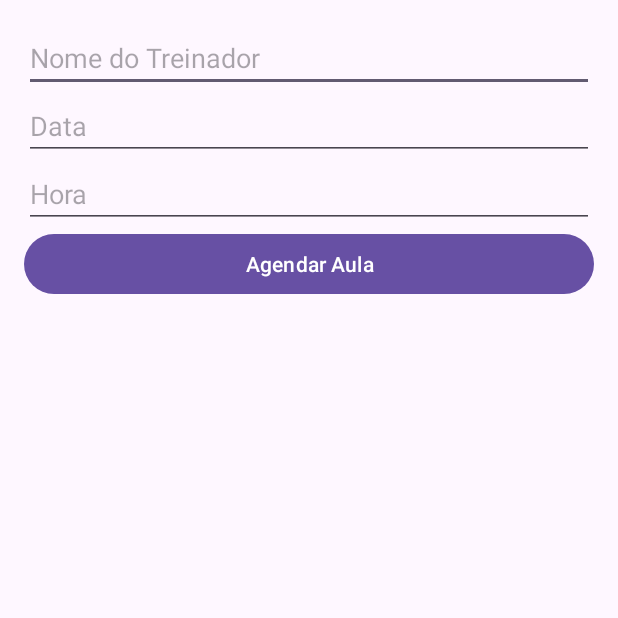
After one commit to RomaoFilipe/appDAMA, an Android app: the fragment ScheduleLessonFragment shown on its own in the app's theme, on a phone screen of 412 x 824 dp, the top half of it. The commit adds this screen. Run offline under Robolectric (Android 15) with nearby library versions, the phone set to English and light mode, and no system bars; our stand-ins replace Firebase (no records; nobody signed in at launch, a user with empty details on screens opened directly).

```diff
--- a/app/build.gradle.kts
+++ b/app/build.gradle.kts
@@ -65,6 +65,7 @@ dependencies {
 
     // Room dependencies
     implementation(libs.androidx.room.runtime)
+    implementation(libs.firebase.firestore.ktx)
     kapt(libs.androidx.room.compiler)
 
     testImplementation(libs.junit)
--- /dev/null
+++ b/app/src/main/java/pt/ipt/dama2024/absan/ScheduleLessonFragment.kt
@@ -0,0 +1,56 @@
+package pt.ipt.dama2024.absan
+
+import android.os.Bundle
+import android.view.LayoutInflater
+import android.view.View
+import android.view.ViewGroup
+import android.widget.Button
+import android.widget.EditText
+import android.widget.Toast
+import androidx.fragment.app.Fragment
+import com.google.firebase.firestore.FirebaseFirestore
+
+class ScheduleLessonFragment : Fragment() {
+    private lateinit var firestore: FirebaseFirestore
+
+    override fun onCreateView(
+        inflater: LayoutInflater, container: ViewGroup?,
+        savedInstanceState: Bundle?
+    ): View? {
+        val view = inflater.inflate(R.layout.fragment_schedule_lesson, container, false)
+
+        val editTextTrainerName = view.findViewById<EditText>(R.id.editTextTrainerName)
+        val editTextDate = view.findViewById<EditText>(R.id.editTextDate)
+        val editTextTime = view.findViewById<EditText>(R.id.editTextTime)
+        val buttonSchedule = view.findViewById<Button>(R.id.buttonSchedule)
+
+        firestore = FirebaseFirestore.getInstance()
+
+        buttonSchedule.setOnClickListener {
+            val trainerName = editTextTrainerName.text.toString()
+            val date = editTextDate.text.toString()
+            val time = editTextTime.text.toString()
+
+            if (trainerName.isNotEmpty() && date.isNotEmpty() && time.isNotEmpty()) {
+                val lesson = hashMapOf(
+                    "trainerName" to trainerName,
+                    "date" to date,
+                    "time" to time
+                )
+
+                firestore.collection("lessons")
+                    .add(lesson)
+                    .addOnSuccessListener {
+                        Toast.makeText(context, "Aula agendada com sucesso", Toast.LENGTH_SHORT).show()
+                    }
+                    .addOnFailureListener { e ->
+                        Toast.makeText(context, "Erro ao agendar aula: ${e.message}", Toast.LENGTH_SHORT).show()
+                    }
+            } else {
+                Toast.makeText(context, "Por favor, preencha todos os campos", Toast.LENGTH_SHORT).show()
+            }
+        }
+
+        return view
+    }
+}
--- /dev/null
+++ b/app/src/main/res/layout/fragment_schedule_lesson.xml
@@ -0,0 +1,33 @@
+<?xml version="1.0" encoding="utf-8"?>
+<LinearLayout xmlns:android="http://schemas.android.com/apk/res/android"
+    android:layout_width="match_parent"
+    android:layout_height="match_parent"
+    android:orientation="vertical"
+    android:padding="16dp">
+
+    <EditText
+        android:id="@+id/editTextTrainerName"
+        android:layout_width="match_parent"
+        android:layout_height="wrap_content"
+        android:hint="Nome do Treinador" />
+
+    <EditText
+        android:id="@+id/editTextDate"
+        android:layout_width="match_parent"
+        android:layout_height="wrap_content"
+        android:hint="Data"
+        android:inputType="date" />
+
+    <EditText
+        android:id="@+id/editTextTime"
+        android:layout_width="match_parent"
+        android:layout_height="wrap_content"
+        android:hint="Hora"
+        android:inputType="time" />
+
+    <Button
+        android:id="@+id/buttonSchedule"
+        android:layout_width="match_parent"
+        android:layout_height="wrap_content"
+        android:text="Agendar Aula" />
+</LinearLayout>
--- a/app/src/main/res/values/strings.xml
+++ b/app/src/main/res/values/strings.xml
@@ -20,4 +20,6 @@
     <string name="login_successful">Login Successful</string>
     <string name="invalid_credentials">Invalid Username or Password</string>
     <string name="BackgroudPerfil">Backgroud_Perfil</string>
+
+
 </resources>
--- a/gradle/libs.versions.toml
+++ b/gradle/libs.versions.toml
@@ -19,6 +19,7 @@ roomCompiler = "2.4.3"
 roomRuntime = "2.6.1"
 foundationAndroid = "1.6.7"
 roomRuntimeVersion = "2.4.3"
+firebaseFirestoreKtx = "25.0.0"
 
 [libraries]
 androidx-core-ktx = { group = "androidx.core", name = "core-ktx", version.ref = "coreKtx" }
@@ -47,6 +48,7 @@ androidx-appcompat = { group = "androidx.appcompat", name = "appcompat", version
 material = { group = "com.google.android.material", name = "material", version.ref = "material" }
 androidx-activity = { group = "androidx.activity", name = "activity", version.ref = "activity" }
 androidx-foundation-android = { group = "androidx.compose.foundation", name = "foundation-android", version.ref = "foundationAndroid" }
+firebase-firestore-ktx = { group = "com.google.firebase", name = "firebase-firestore-ktx", version.ref = "firebaseFirestoreKtx" }
 
 [plugins]
 android-application = { id = "com.android.application", version.ref = "agp" }
```
Also changed, not shown: app/src/main/AndroidManifest.xml (+4 -4 lines), app/src/main/java/pt/ipt/dama2024/absan/HomeActivity.kt (+7 -3 lines), app/src/main/java/pt/ipt/dama2024/absan/SchedulelessonactivityActivity.kt (added, +89 -0 lines), app/src/main/res/layout/activity_home.xml (+8 -13 lines), app/src/main/res/layout/activity_schedulelessonactivity.xml (added, +33 -0 lines).
